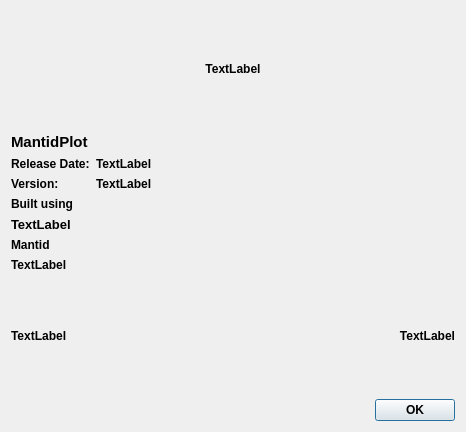
Before: the Qt Designer form Code/qtiplot/qtiplot/src/Mantid/MantidAbout.ui in mantidproject/mantid, drawn with Qt 5.
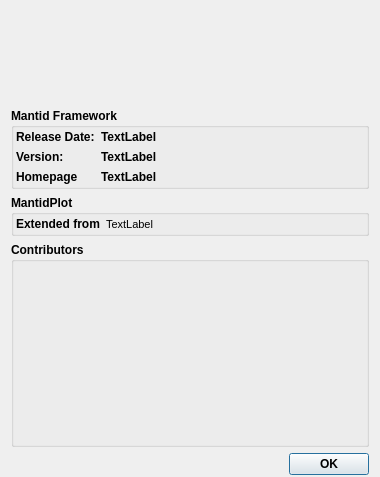
After: the same form once the commit is applied. Icons and pictures are not drawn.

Commit message: closes #1181 Update splash screen & Mantid about box

```diff
--- a/Code/qtiplot/qtiplot/src/Mantid/MantidAbout.ui
+++ b/Code/qtiplot/qtiplot/src/Mantid/MantidAbout.ui
@@ -5,8 +5,8 @@
    <rect>
     <x>0</x>
     <y>0</y>
-    <width>466</width>
-    <height>432</height>
+    <width>380</width>
+    <height>477</height>
    </rect>
   </property>
   <property name="font" >
@@ -19,38 +19,85 @@
    <string>MantidPlot-About</string>
   </property>
   <layout class="QGridLayout" name="gridLayout" >
-   <item row="0" column="0" colspan="2" >
-    <widget class="QLabel" name="mantidplotlogo" >
-     <property name="text" >
-      <string>TextLabel</string>
-     </property>
-     <property name="alignment" >
-      <set>Qt::AlignCenter</set>
-     </property>
-     <property name="wordWrap" >
-      <bool>true</bool>
-     </property>
-    </widget>
-   </item>
-   <item row="1" column="0" colspan="2" >
-    <layout class="QFormLayout" name="formLayout" >
-     <property name="fieldGrowthPolicy" >
-      <enum>QFormLayout::AllNonFixedFieldsGrow</enum>
+   <property name="topMargin" >
+    <number>2</number>
+   </property>
+   <property name="bottomMargin" >
+    <number>2</number>
      </property>
      <item row="0" column="0" >
-      <widget class="QLabel" name="mantidPlot_label" >
-       <property name="font" >
-        <font>
-         <pointsize>11</pointsize>
-         <weight>75</weight>
-         <bold>true</bold>
-        </font>
+    <layout class="QGridLayout" name="gridLayout_3" >
+     <item row="1" column="0" >
+      <spacer name="horizontalSpacer_2" >
+       <property name="orientation" >
+        <enum>Qt::Horizontal</enum>
+       </property>
+       <property name="sizeHint" stdset="0" >
+        <size>
+         <width>40</width>
+         <height>20</height>
+        </size>
+       </property>
+      </spacer>
+     </item>
+     <item row="1" column="2" >
+      <spacer name="horizontalSpacer_4" >
+       <property name="orientation" >
+        <enum>Qt::Horizontal</enum>
+       </property>
+       <property name="sizeHint" stdset="0" >
+        <size>
+         <width>40</width>
+         <height>20</height>
+        </size>
+       </property>
+      </spacer>
+     </item>
+     <item row="1" column="1" >
+      <widget class="QLabel" name="mantidPlotLogo" >
+       <property name="minimumSize" >
+        <size>
+         <width>223</width>
+         <height>100</height>
+        </size>
+       </property>
+       <property name="maximumSize" >
+        <size>
+         <width>184</width>
+         <height>100</height>
+        </size>
        </property>
        <property name="text" >
-        <string>MantidPlot</string>
+        <string/>
        </property>
       </widget>
      </item>
+    </layout>
+   </item>
+   <item row="4" column="0" >
+    <widget class="QDialogButtonBox" name="buttonBox" >
+     <property name="orientation" >
+      <enum>Qt::Horizontal</enum>
+     </property>
+     <property name="standardButtons" >
+      <set>QDialogButtonBox::Ok</set>
+     </property>
+    </widget>
+   </item>
+   <item row="1" column="0" >
+    <widget class="QGroupBox" name="groupBox" >
+     <property name="title" >
+      <string>Mantid Framework</string>
+     </property>
+     <layout class="QVBoxLayout" name="verticalLayout" >
+      <property name="margin" >
+       <number>2</number>
+      </property>
+      <item>
+       <layout class="QFormLayout" name="gridLayout_5" >
+        <property name="fieldGrowthPolicy" >
+         <enum>QFormLayout::AllNonFixedFieldsGrow</enum>
+        </property>
      <item row="1" column="0" >
       <widget class="QLabel" name="release_datelabel" >
        <property name="font" >
@@ -92,32 +139,13 @@
       </widget>
      </item>
      <item row="3" column="0" >
-      <widget class="QLabel" name="builitusing_label" >
-       <property name="text" >
-        <string>Built using</string>
-       </property>
-      </widget>
-     </item>
-     <item row="4" column="0" >
-      <widget class="QLabel" name="builtusing_labelvalue" >
-       <property name="font" >
-        <font>
-         <pointsize>10</pointsize>
-        </font>
-       </property>
-       <property name="text" >
-        <string>TextLabel</string>
-       </property>
-      </widget>
-     </item>
-     <item row="5" column="0" >
       <widget class="QLabel" name="mantidlabel" >
        <property name="text" >
-        <string>Mantid</string>
+           <string>Homepage</string>
        </property>
       </widget>
      </item>
-     <item row="6" column="0" >
+        <item row="3" column="1" >
       <widget class="QLabel" name="mantidurl" >
        <property name="text" >
         <string>TextLabel</string>
@@ -126,10 +154,151 @@
      </item>
     </layout>
    </item>
+     </layout>
+    </widget>
+   </item>
    <item row="2" column="0" >
+    <widget class="QGroupBox" name="groupBox_2" >
+     <property name="title" >
+      <string>MantidPlot</string>
+     </property>
+     <layout class="QVBoxLayout" name="verticalLayout_2" >
+      <property name="margin" >
+       <number>2</number>
+      </property>
+      <item>
+       <layout class="QFormLayout" name="gridLayout_4" >
+        <property name="fieldGrowthPolicy" >
+         <enum>QFormLayout::AllNonFixedFieldsGrow</enum>
+        </property>
+        <item row="1" column="0" >
+         <widget class="QLabel" name="builitusing_label" >
+          <property name="text" >
+           <string>Extended from</string>
+          </property>
+         </widget>
+        </item>
+        <item row="1" column="1" >
+         <widget class="QLabel" name="builtusing_labelvalue" >
+          <property name="font" >
+           <font>
+            <pointsize>8</pointsize>
+            <weight>50</weight>
+            <bold>false</bold>
+           </font>
+          </property>
+          <property name="text" >
+           <string>TextLabel</string>
+          </property>
+         </widget>
+        </item>
+       </layout>
+      </item>
+     </layout>
+    </widget>
+   </item>
+   <item row="3" column="0" >
+    <widget class="QGroupBox" name="groupBox_3" >
+     <property name="title" >
+      <string>Contributors</string>
+     </property>
+     <layout class="QVBoxLayout" name="verticalLayout_3" >
+      <property name="margin" >
+       <number>2</number>
+      </property>
+      <item>
+       <layout class="QGridLayout" name="gridLayout_2" >
+        <item row="0" column="1" >
+         <widget class="QLabel" name="label" >
+          <property name="minimumSize" >
+           <size>
+            <width>0</width>
+            <height>0</height>
+           </size>
+          </property>
+          <property name="maximumSize" >
+           <size>
+            <width>1000</width>
+            <height>1000</height>
+           </size>
+          </property>
+          <property name="text" >
+           <string/>
+          </property>
+          <property name="pixmap" >
+           <pixmap>:/Logos/Images/ISIS Logo.gif</pixmap>
+          </property>
+          <property name="scaledContents" >
+           <bool>true</bool>
+          </property>
+         </widget>
+        </item>
+        <item row="1" column="3" >
+         <widget class="QLabel" name="tessellaLogo" >
+          <property name="sizePolicy" >
+           <sizepolicy vsizetype="Maximum" hsizetype="Preferred" >
+            <horstretch>0</horstretch>
+            <verstretch>100</verstretch>
+           </sizepolicy>
+          </property>
+          <property name="maximumSize" >
+           <size>
+            <width>187</width>
+            <height>75</height>
+           </size>
+          </property>
+          <property name="text" >
+           <string/>
+          </property>
+          <property name="pixmap" >
+           <pixmap resource="../../../../../Images/images.qrc" >:/Tessella_Logo - Transparent.gif</pixmap>
+          </property>
+          <property name="scaledContents" >
+           <bool>true</bool>
+          </property>
+         </widget>
+        </item>
+        <item row="1" column="2" >
+         <spacer name="horizontalSpacer" >
+          <property name="orientation" >
+           <enum>Qt::Horizontal</enum>
+          </property>
+          <property name="sizeHint" stdset="0" >
+           <size>
+            <width>40</width>
+            <height>20</height>
+           </size>
+          </property>
+         </spacer>
+        </item>
+        <item row="1" column="1" >
     <widget class="QLabel" name="isislogo" >
+          <property name="sizePolicy" >
+           <sizepolicy vsizetype="Preferred" hsizetype="Preferred" >
+            <horstretch>0</horstretch>
+            <verstretch>100</verstretch>
+           </sizepolicy>
+          </property>
+          <property name="minimumSize" >
+           <size>
+            <width>0</width>
+            <height>0</height>
+           </size>
+          </property>
+          <property name="maximumSize" >
+           <size>
+            <width>169</width>
+            <height>75</height>
+           </size>
+          </property>
      <property name="text" >
-      <string>TextLabel</string>
+           <string/>
+          </property>
+          <property name="pixmap" >
+           <pixmap resource="../../../../../Images/images.qrc" >:/ISIS Logo - Transparent.gif</pixmap>
+          </property>
+          <property name="scaledContents" >
+           <bool>true</bool>
      </property>
      <property name="alignment" >
       <set>Qt::AlignLeading|Qt::AlignLeft|Qt::AlignVCenter</set>
@@ -140,26 +309,120 @@
     </widget>
    </item>
    <item row="2" column="1" >
-    <widget class="QLabel" name="snslogo" >
+         <widget class="QLabel" name="snsLogo" >
+          <property name="sizePolicy" >
+           <sizepolicy vsizetype="Preferred" hsizetype="Preferred" >
+            <horstretch>0</horstretch>
+            <verstretch>0</verstretch>
+           </sizepolicy>
+          </property>
+          <property name="maximumSize" >
+           <size>
+            <width>110</width>
+            <height>75</height>
+           </size>
+          </property>
      <property name="text" >
-      <string>TextLabel</string>
+           <string/>
+          </property>
+          <property name="pixmap" >
+           <pixmap resource="../../../../../Images/images.qrc" >:/SNS_logo_trans_back.gif</pixmap>
+          </property>
+          <property name="scaledContents" >
+           <bool>true</bool>
+          </property>
+         </widget>
+        </item>
+        <item row="2" column="2" >
+         <spacer name="horizontalSpacer_3" >
+          <property name="orientation" >
+           <enum>Qt::Horizontal</enum>
+          </property>
+          <property name="sizeHint" stdset="0" >
+           <size>
+            <width>40</width>
+            <height>20</height>
+           </size>
+          </property>
+         </spacer>
+        </item>
+        <item row="1" column="0" >
+         <spacer name="horizontalSpacer_5" >
+          <property name="orientation" >
+           <enum>Qt::Horizontal</enum>
+          </property>
+          <property name="sizeHint" stdset="0" >
+           <size>
+            <width>40</width>
+            <height>20</height>
+           </size>
+          </property>
+         </spacer>
+        </item>
+        <item row="1" column="4" >
+         <spacer name="horizontalSpacer_6" >
+          <property name="orientation" >
+           <enum>Qt::Horizontal</enum>
+          </property>
+          <property name="sizeHint" stdset="0" >
+           <size>
+            <width>40</width>
+            <height>20</height>
+           </size>
+          </property>
+         </spacer>
+        </item>
+        <item row="2" column="0" >
+         <spacer name="horizontalSpacer_7" >
+          <property name="orientation" >
+           <enum>Qt::Horizontal</enum>
+          </property>
+          <property name="sizeHint" stdset="0" >
+           <size>
+            <width>40</width>
+            <height>20</height>
+           </size>
+          </property>
+         </spacer>
+        </item>
+        <item row="2" column="4" >
+         <spacer name="horizontalSpacer_8" >
+          <property name="orientation" >
+           <enum>Qt::Horizontal</enum>
+          </property>
+          <property name="sizeHint" stdset="0" >
+           <size>
+            <width>40</width>
+            <height>20</height>
+           </size>
+          </property>
+         </spacer>
+        </item>
+        <item row="2" column="3" >
+         <widget class="QLabel" name="hfirLogo" >
+          <property name="maximumSize" >
+           <size>
+            <width>169</width>
+            <height>75</height>
+           </size>
+          </property>
+          <property name="text" >
+           <string/>
+          </property>
+          <property name="pixmap" >
+           <pixmap resource="../../../../../Images/images.qrc" >:/HFIR_logo_small.png</pixmap>
+          </property>
+          <property name="scaledContents" >
+           <bool>true</bool>
      </property>
      <property name="alignment" >
-      <set>Qt::AlignRight|Qt::AlignTrailing|Qt::AlignVCenter</set>
-     </property>
-     <property name="wordWrap" >
-      <bool>true</bool>
-     </property>
-    </widget>
-   </item>
-   <item row="3" column="0" colspan="2" >
-    <widget class="QDialogButtonBox" name="buttonBox" >
-     <property name="orientation" >
-      <enum>Qt::Horizontal</enum>
-     </property>
-     <property name="standardButtons" >
-      <set>QDialogButtonBox::Ok</set>
-     </property>
+           <set>Qt::AlignCenter</set>
+          </property>
+         </widget>
+        </item>
+       </layout>
+      </item>
+     </layout>
     </widget>
    </item>
   </layout>
```
Left out of the diff: 15 changed lines with no effect on the pictures. Lines whose indentation alone changed are shown as unchanged. The commit also changes 2 other files.
